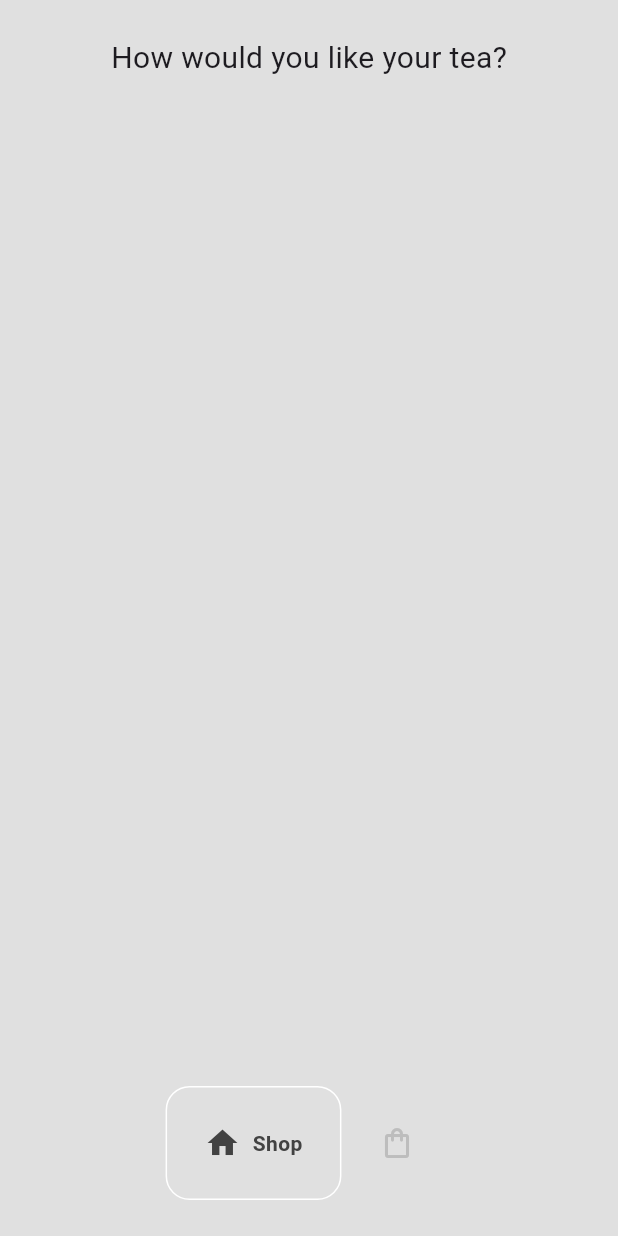
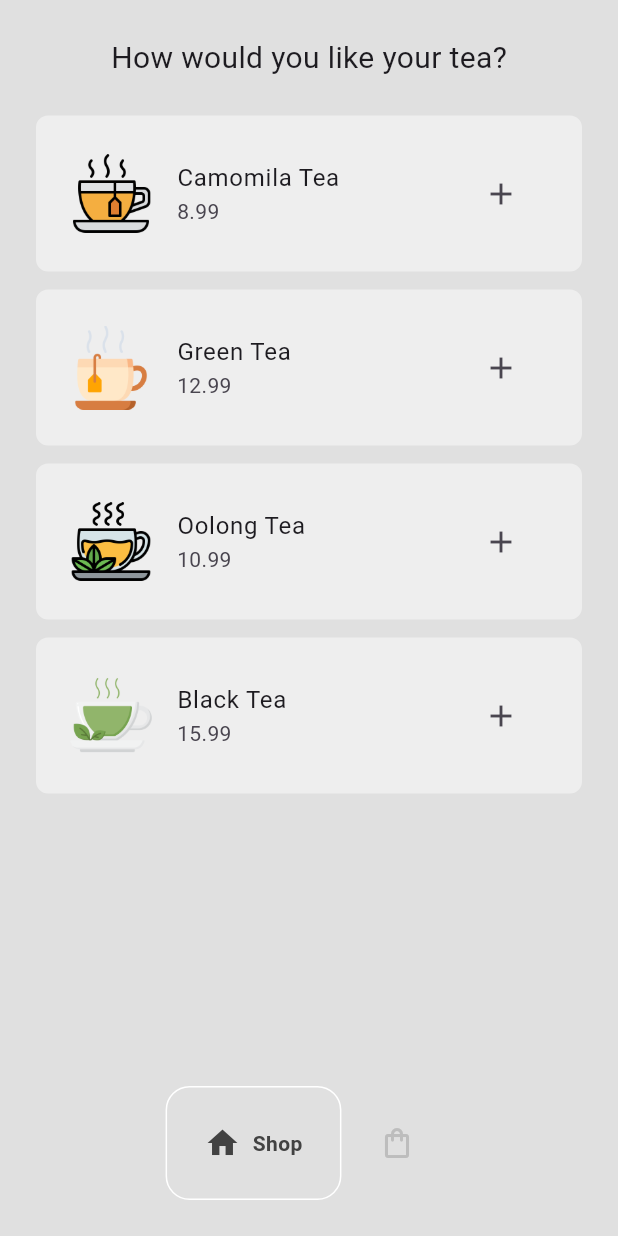
Before and after one commit to LucasBoscariole/tea_shop, a Flutter app: the screen it shows after launch, on a phone screen of 412 x 824 dp. Run offline on Flutter 3.47's test engine with Material 3 defaults, Android fonts, the phone set to English and light mode, and no system bars; drawn by our look-alikes of google_nav_bar; our stand-ins replace toastification.

Commit message:
feat: finished

```diff
--- /dev/null
+++ b/lib/components/tea_tile.dart
@@ -0,0 +1,27 @@
+// ignore_for_file: must_be_immutable
+
+import 'package:flutter/material.dart';
+import 'package:tea_shop/models/tea.dart';
+
+class TeaTile extends StatelessWidget {
+  final Tea tea;
+  void Function()? onPressed;
+  final Widget icon;
+  TeaTile({super.key, required this.tea, required this.onPressed, required this.icon});
+
+  @override
+  Widget build(BuildContext context) {
+    return Container(
+      decoration: BoxDecoration(
+          color: Colors.grey[200], borderRadius: BorderRadius.circular(8)),
+      margin: const EdgeInsets.only(bottom: 12),
+      padding: const EdgeInsets.symmetric(vertical: 16, horizontal: 6),
+      child: ListTile(
+        title: Text(tea.name),
+        subtitle: Text(tea.price),
+        leading: Image.asset(tea.imagePath),
+        trailing: IconButton(onPressed: onPressed, icon: icon),
+      ),
+    );
+  }
+}
--- a/lib/main.dart
+++ b/lib/main.dart
@@ -1,16 +1,22 @@
 import 'package:flutter/material.dart';
+import 'package:provider/provider.dart';
+import 'package:tea_shop/models/tea_shop.dart';
 import 'package:tea_shop/screens/homepage.dart';
 
 void main() {
   runApp(const MyApp());
 }
+
 class MyApp extends StatelessWidget {
   const MyApp({super.key});
 
   @override
   Widget build(BuildContext context) {
-    return const MaterialApp(
-      home: HomePage(),
+    return ChangeNotifierProvider(
+      create: (context) => TeaShop(),
+      builder: (context, child) => const MaterialApp(
+        home: HomePage(),
+      ),
     );
   }
 }
--- a/lib/models/tea_shop.dart
+++ b/lib/models/tea_shop.dart
@@ -1,6 +1,7 @@
+import 'package:flutter/material.dart';
 import 'package:tea_shop/models/tea.dart';
 
-class TeaShop {
+class TeaShop extends ChangeNotifier {
   // tea for sale
   final List<Tea> _shop = [
     Tea(name: 'Camomila Tea', price: '8.99', imagePath: 'lib/images/tea.png'),
@@ -21,10 +22,12 @@ class TeaShop {
   // add item to cart
   void addItemToCard(Tea tea) {
     _userCart.add(tea);
+    notifyListeners();
   }
 
   // remove item from cart
-   void removeItemToCard(Tea tea) {
+   void removeItemFromCard(Tea tea) {
     _userCart.remove(tea);
+    notifyListeners();
   }
 }
--- a/lib/screens/shop_page.dart
+++ b/lib/screens/shop_page.dart
@@ -1,4 +1,9 @@
 import 'package:flutter/material.dart';
+import 'package:provider/provider.dart';
+import 'package:tea_shop/components/tea_tile.dart';
+import 'package:tea_shop/models/tea.dart';
+import 'package:tea_shop/models/tea_shop.dart';
+import 'package:toastification/toastification.dart';
 
 class ShopPage extends StatefulWidget {
   const ShopPage({super.key});
@@ -8,29 +13,52 @@ class ShopPage extends StatefulWidget {
 }
 
 class _ShopPageState extends State<ShopPage> {
+  void addToCard(Tea tea) {
+    Provider.of<TeaShop>(context, listen: false).addItemToCard(tea);
+
+    toastification.show(
+      context: context, // optional if you use ToastificationWrapper
+      title: const Text('Added to cart!'),
+      type: ToastificationType.success,
+      style: ToastificationStyle.minimal,
+      autoCloseDuration: const Duration(seconds: 3),
+      alignment: Alignment.bottomCenter,
+      showProgressBar: false,
+    );
+  }
+
   @override
   Widget build(BuildContext context) {
-    return SafeArea(
+    return Consumer<TeaShop>(
+      builder: (context, value, child) => SafeArea(
         child: Padding(
           padding: const EdgeInsets.all(24.0),
           child: Column(
             children: [
-            Text(
+              const Text(
                 "How would you like your tea?",
                 style: TextStyle(fontSize: 20),
               ),
               const SizedBox(
                 height: 24,
               ),
+              Expanded(
+                  child: ListView.builder(
+                itemCount: value.teaShop.length,
+                itemBuilder: (context, index) {
+                  Tea eachTea = value.teaShop[index];
 
-            Expanded(child: ListView.builder(
-              itemBuilder: (context, index) {
-
+                  return TeaTile(
+                    tea: eachTea,
+                    icon: const Icon(Icons.add),
+                    onPressed: () => addToCard(eachTea),
+                  );
                 },
               ))
             ],
           ),
         ),
+      ),
     );
   }
 }
--- a/pubspec.yaml
+++ b/pubspec.yaml
@@ -36,6 +36,8 @@ dependencies:
   # Use with the CupertinoIcons class for iOS style icons.
   cupertino_icons: ^1.0.8
   google_nav_bar: ^5.0.6
+  provider: ^6.1.2
+  toastification: ^2.3.0
 
 dev_dependencies:
   flutter_test:
```
Also changed, not shown: lib/screens/cart_page.dart (+49 -1 lines), pubspec.lock. Lines whose indentation alone changed are shown as unchanged.
